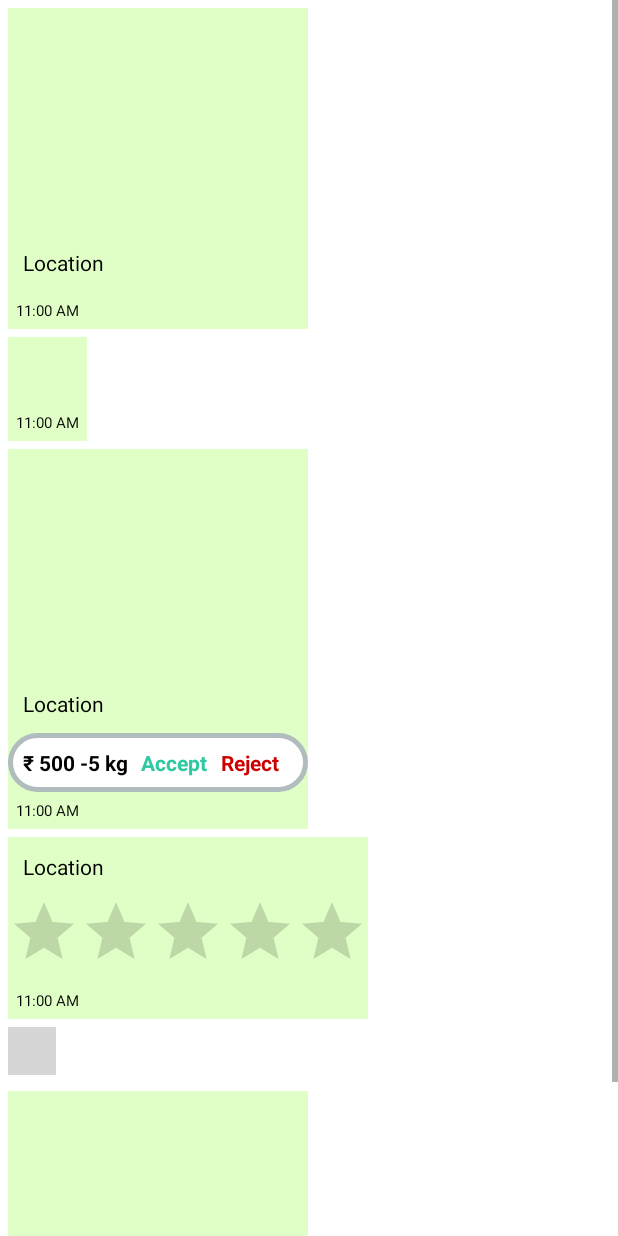
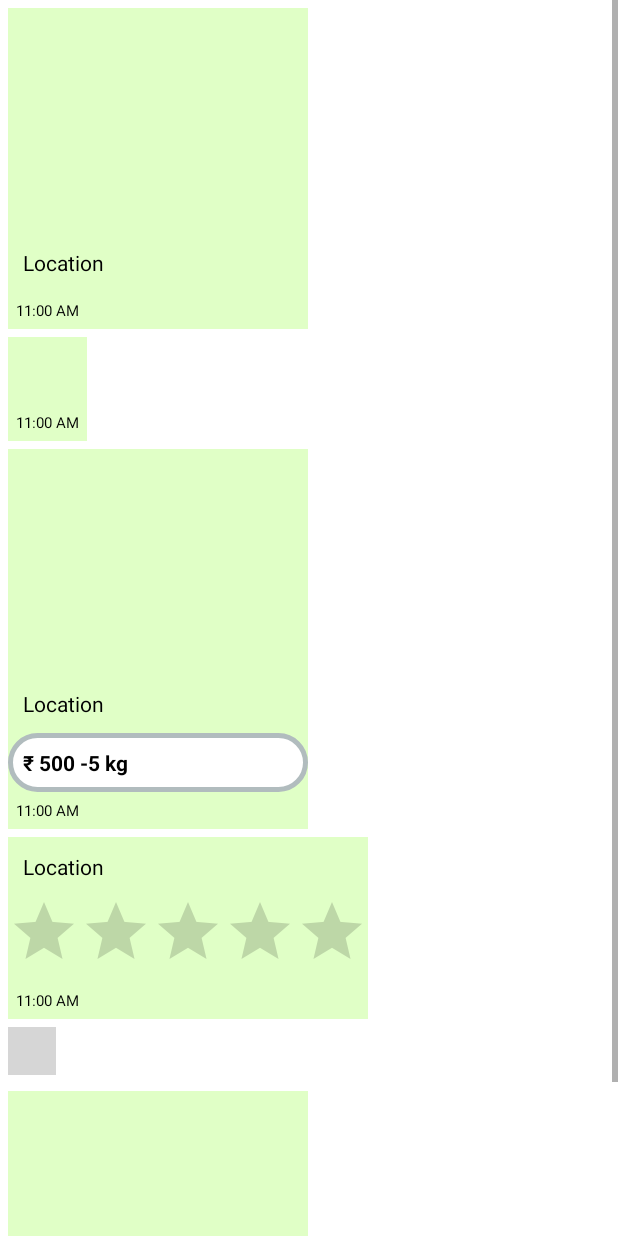
Before and after one commit to abhishekKhanna89/ShoprRider, an Android app: the layout out_msg_layout.xml on its own in the app's theme, with its tools: preview values and no code run, on a phone screen of 412 x 824 dp. Run offline under Robolectric (Android 15) with nearby library versions, the light colour scheme and no system bars; plain views replace VoicePlayerView; grey boxes are pictures that could not be loaded.

Commit message:
Chat Functionality

```diff
--- a/app/src/main/res/layout/out_msg_layout.xml
+++ b/app/src/main/res/layout/out_msg_layout.xml
@@ -108,6 +108,7 @@
                         android:layout_width="wrap_content"
                         android:layout_height="wrap_content"
                         android:gravity="center"
+                        android:visibility="gone"
                         android:text="Added to\nshoping bag"
                         android:textColor="@color/black"
                         android:textSize="16sp" />
@@ -159,6 +160,7 @@
                     android:layout_width="wrap_content"
                     android:layout_height="wrap_content"
                     android:layout_weight="1"
+                    android:visibility="gone"
                     android:textColor="@color/green"
                     android:textStyle="bold"
                     android:text="Accept"
@@ -168,6 +170,7 @@
                     android:layout_width="wrap_content"
                     android:layout_height="wrap_content"
                     android:layout_weight="1"
+                    android:visibility="gone"
                     android:textColor="@android:color/holo_red_dark"
                     android:textStyle="bold"
                     android:text="Reject"
--- a/app/src/main/res/layout/product_dialog_layout.xml
+++ b/app/src/main/res/layout/product_dialog_layout.xml
@@ -60,7 +60,7 @@
             android:layout_height="wrap_content"
             android:padding="10dp"
             android:hint="Price"
-            android:inputType="text"
+            android:inputType="number"
             android:textColorHint="@color/black"
             android:layout_marginTop="20sp"
             android:background="@drawable/eddittext"/>
@@ -70,7 +70,7 @@
             android:layout_width="match_parent"
             android:padding="10dp"
             android:hint="Quantity"
-            android:inputType="text"
+            android:inputType="textCapSentences"
             android:textColorHint="@color/black"
             android:layout_marginTop="10sp"
             android:background="@drawable/eddittext"
```
